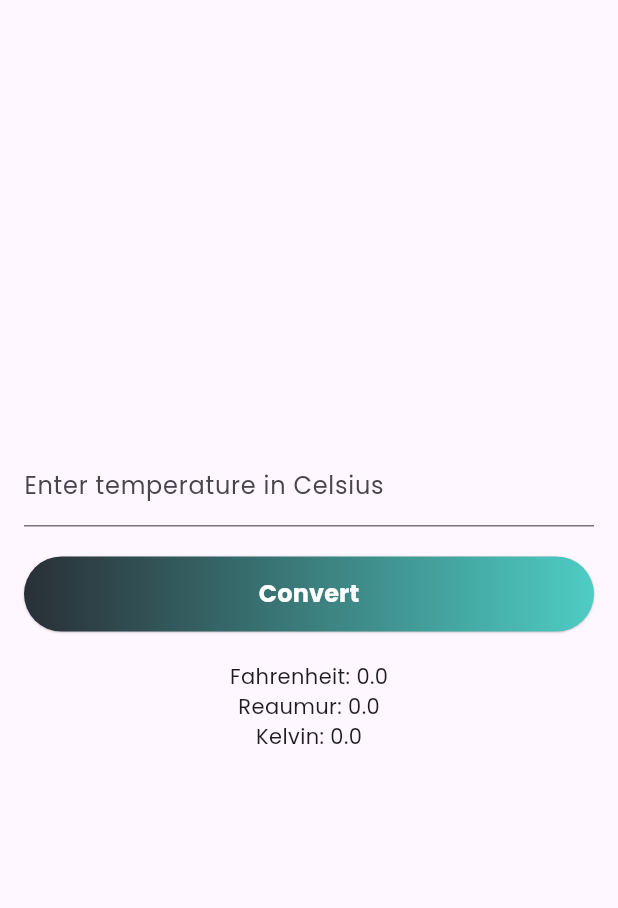
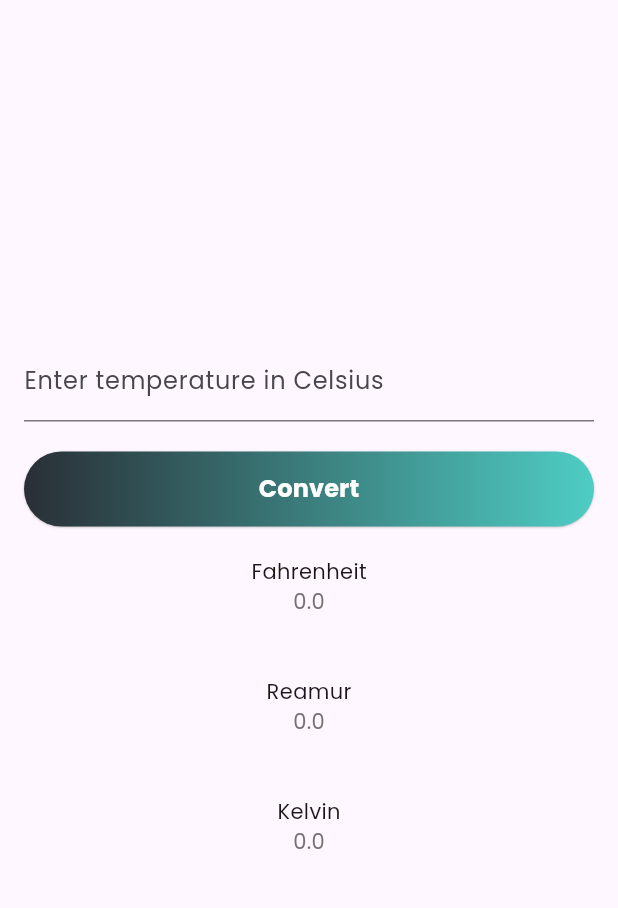
Before and after one commit to iqbalagil/moblie-development, a Flutter app: the screen it shows after launch, on a phone screen of 412 x 824 dp, the part 63-971 px from its top. Run offline on Flutter 3.47's test engine with Material 3 defaults, Android fonts, the phone set to English and light mode, and no system bars.

Commit message:
layout_change

```diff
--- a/flutter_crud/lib/first_page/started_page.dart
+++ b/flutter_crud/lib/first_page/started_page.dart
@@ -1,7 +1,10 @@
 import 'package:flutter/material.dart';
+import 'package:flutter_crud/common/color_widget.dart';
 import 'package:flutter_crud/common_widget/round_button.dart';
 
 class TemperatureConverter extends StatefulWidget {
+  const TemperatureConverter({super.key});
+
 
   @override
   _TemperatureConverterState createState() => _TemperatureConverterState();
@@ -57,9 +60,19 @@ double celsiusToKelvin(double celsius) {
               type: RoundButtonType.bgGradient,
             ),
             const SizedBox(height: 20),
-            Text("Fahrenheit: $_fahrenheit"),
-            Text("Reaumur: $_reaumur"),
-            Text("Kelvin: $_kelvin"),
+            Column(
+              mainAxisAlignment: MainAxisAlignment.center,
+              children: [
+                Text("Fahrenheit",style: TextStyle(color: Tcolor.black),),
+                Text("$_fahrenheit", style: TextStyle(color: Tcolor.gray),),
+                SizedBox.fromSize(size: const Size(20, 40),),
+                Text("Reamur",style: TextStyle(color: Tcolor.black),),
+                Text("$_reaumur", style: TextStyle(color: Tcolor.gray),),
+                SizedBox.fromSize(size: const Size(20, 40),),
+                Text("Kelvin",style: TextStyle(color: Tcolor.black),),
+                Text("$_kelvin", style: TextStyle(color: Tcolor.gray),),
+              ],
+            ),
           ],
         ),
       ),
--- a/flutter_crud/lib/main.dart
+++ b/flutter_crud/lib/main.dart
@@ -13,7 +13,7 @@ class MyApp extends StatelessWidget {
   @override
   Widget build(BuildContext context) {
     return MaterialApp(
-      title: 'Fitness CRUD',
+      title: 'Temperature Converter',
       debugShowCheckedModeBanner: false,
       theme: ThemeData(
         primaryColor: Tcolor.secondaryColor1,
--- a/flutter_crud/pubspec.yaml
+++ b/flutter_crud/pubspec.yaml
@@ -74,7 +74,7 @@ flutter:
   # in this "flutter" section. Each entry in this list should have a
   # "family" key with the font family name, and a "fonts" key with a
   # list giving the asset and other descriptors for the font. For
-  # example:
+  # example:∏
   fonts:
     - family: Poppins
       fonts:
```
